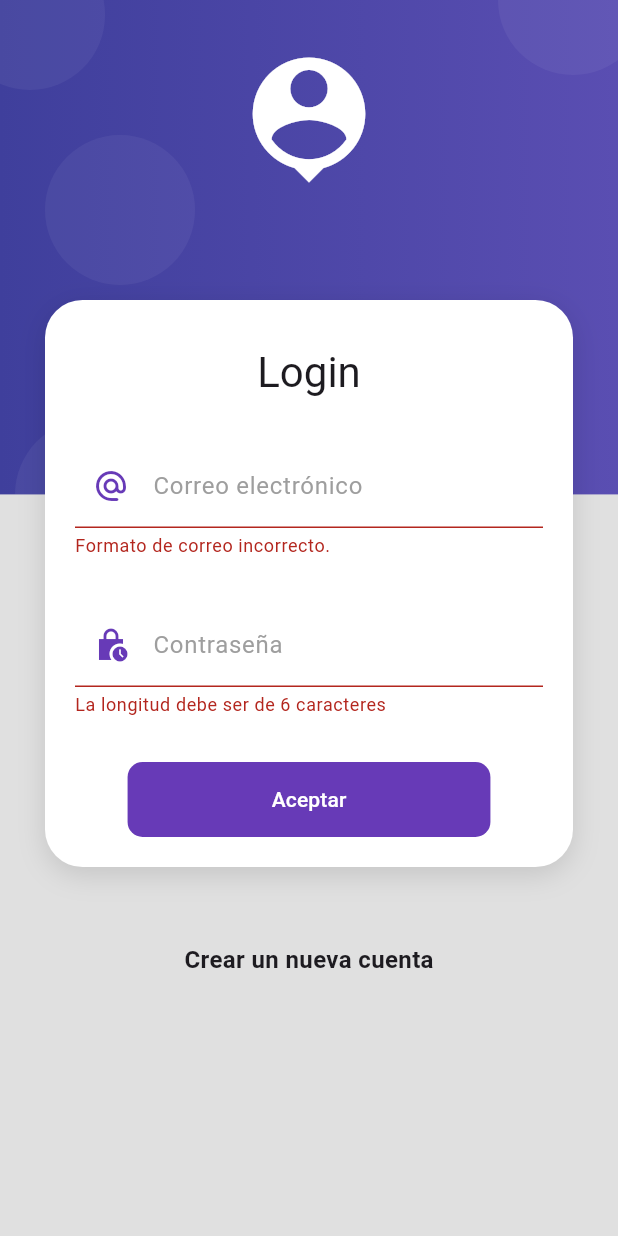
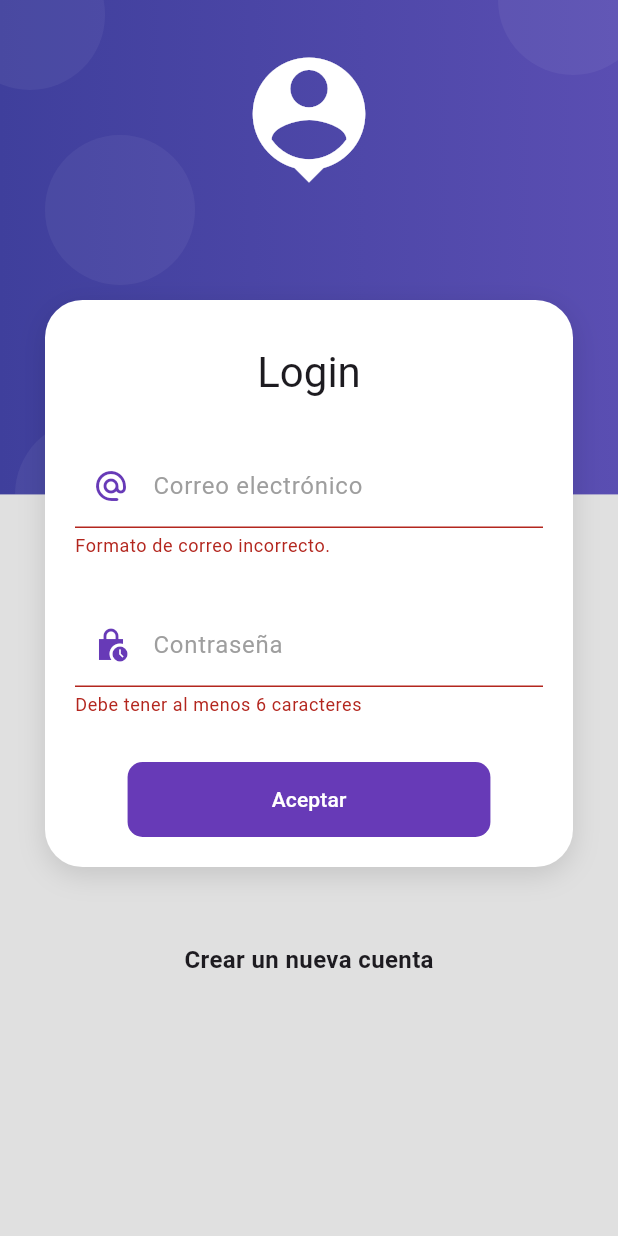
Before and after one commit to mcruzzp/productos_app, a Flutter app: the LoginScreen screen opened by its route, after a tap on "Aceptar", on a phone screen of 412 x 824 dp. Run offline on Flutter 3.47's test engine with Material 3 defaults, Android fonts, the phone set to English and light mode, and no system bars.

Commit message:
Changes to be committed: 	modified:   lib/main.dart 	modified:   lib/screens/login_screen.dart

```diff
--- a/lib/main.dart
+++ b/lib/main.dart
@@ -12,7 +12,7 @@ class MyApp extends StatelessWidget {
     return MaterialApp(
       debugShowCheckedModeBanner: false,
       title: 'Productos App',
-      initialRoute: 'login',
+      initialRoute: 'home',
       routes: {
         'login': ( _ ) => LoginScreen(),
         'home':  ( _ ) => HomeScreen(),
--- a/lib/screens/login_screen.dart
+++ b/lib/screens/login_screen.dart
@@ -96,7 +96,7 @@ class _LoginForm extends StatelessWidget {
               validator: ( value ) {
                 if (value != null && value.length >= 6) return null;
 
-                return 'La longitud debe ser de 6 caracteres';
+                return 'Debe tener al menos 6 caracteres';
 
               },
             ),
```
